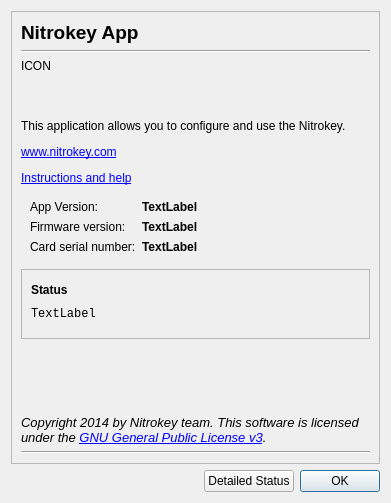
Old version of the form ui/aboutdialog.ui in the repository Nitrokey/nitrokey-app.
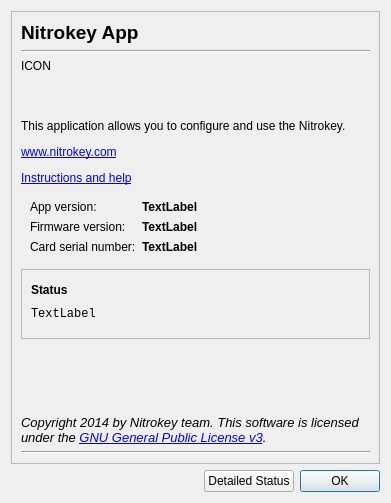
New version of the form. Icons and pictures are not drawn.

```diff
--- a/ui/aboutdialog.ui
+++ b/ui/aboutdialog.ui
@@ -128,7 +128,7 @@
              <item>
               <widget class="QLabel" name="label_3">
                <property name="text">
-                <string>App Version:</string>
+                <string>App version:</string>
                </property>
               </widget>
              </item>
```
Left out of the diff: 2 changed lines with no effect on the pictures.
